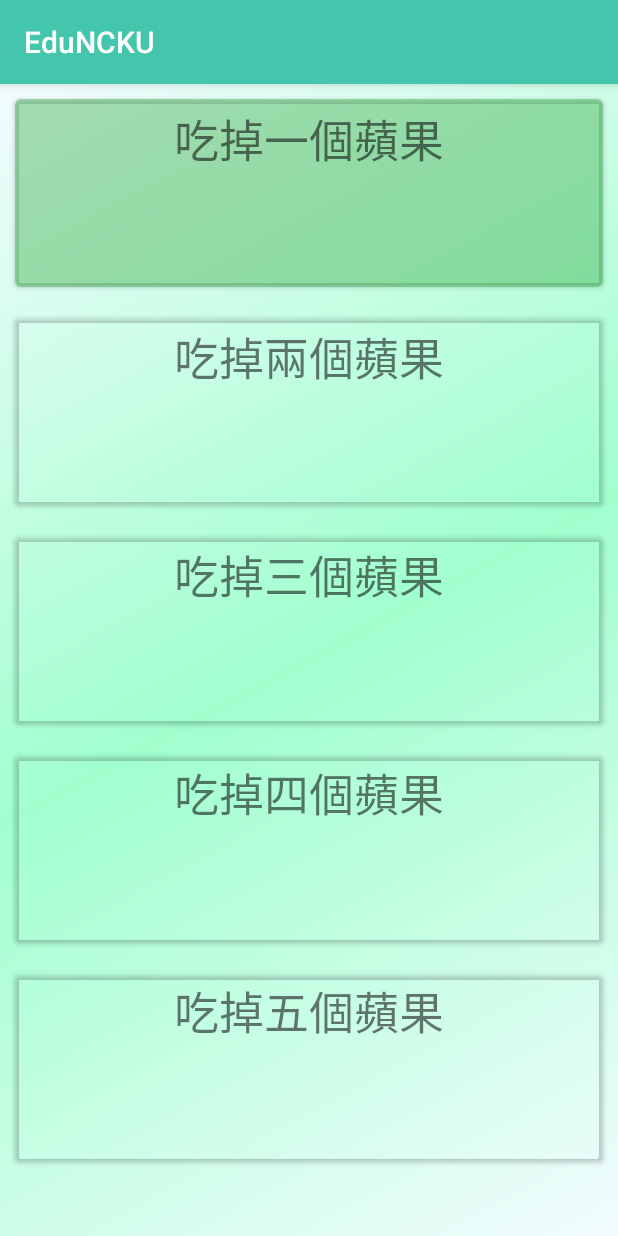
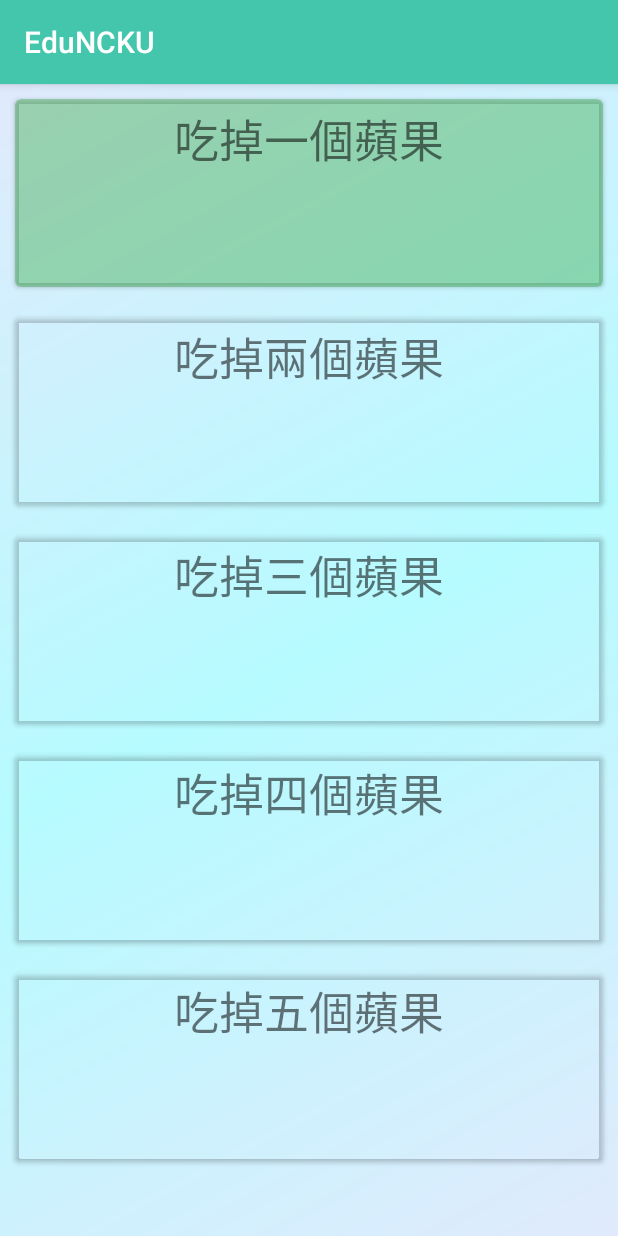
Before and after one commit to iGem-NCKU-Tainan/EduNCKU, an Android app: the Achievement screen opened directly, with no data from a screen before it, on a phone screen of 412 x 824 dp. Run offline under Robolectric (Android 15) with nearby library versions, the phone set to English and light mode, and no system bars.

Commit message:
[UPDATE] Add some icons from Icons8 for the use in paths
Signed-off-by: HsinWei <vivi5377@gmail.com>

```diff
--- a/app/src/main/res/drawable/cardview_background.xml
+++ b/app/src/main/res/drawable/cardview_background.xml
@@ -3,8 +3,8 @@
     xmlns:android="http://schemas.android.com/apk/res/android"
     android:shape="rectangle">
     <gradient
-        android:startColor="#f2fcfe"
-        android:centerColor="#A1FFCE"
-        android:endColor="#f2fcfe"
+        android:startColor="#E0EAFC"
+        android:centerColor="#b6fbff"
+        android:endColor="#E0EAFC"
         android:angle="135"/>
 </shape>
```
Also changed, not shown: app/src/main/res/drawable/pentagon.png (added), app/src/main/res/drawable/promoter.png (added), app/src/main/res/drawable/rhombus.png (added), app/src/main/res/drawable/terminator.png (added), app/src/main/res/drawable/triangle.png.
